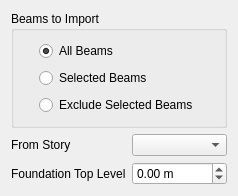
Before: the Qt Designer form safe/punch/Resources/ui/etabs_panel.ui in ebrahimraeyat/OSAFE, drawn with Qt 5.
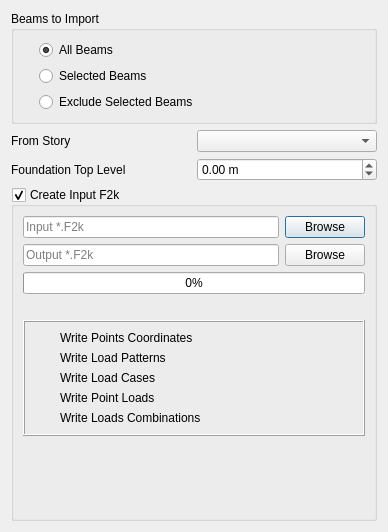
After: the same form once the commit is applied. Icons and pictures are not drawn.

Commit message: create f2k file with importing data from etabs

Patch:
```diff
--- a/safe/punch/Resources/ui/etabs_panel.ui
+++ b/safe/punch/Resources/ui/etabs_panel.ui
@@ -6,21 +6,21 @@
    <rect>
     <x>0</x>
     <y>0</y>
-    <width>238</width>
-    <height>196</height>
+    <width>388</width>
+    <height>532</height>
    </rect>
   </property>
   <property name="windowTitle">
    <string>Import Foundation Geometry</string>
   </property>
-  <layout class="QVBoxLayout" name="verticalLayout">
+  <layout class="QVBoxLayout" name="verticalLayout_3">
    <item>
     <widget class="QGroupBox" name="beams_group">
      <property name="title">
       <string>Beams to Import</string>
      </property>
      <property name="flat">
-      <bool>true</bool>
+      <bool>false</bool>
      </property>
      <layout class="QVBoxLayout" name="verticalLayout_2">
       <property name="leftMargin">
@@ -96,6 +96,263 @@
      </item>
     </layout>
    </item>
+   <item>
+    <widget class="QGroupBox" name="f2k_groupbox">
+     <property name="title">
+      <string>Create Input F2k</string>
+     </property>
+     <property name="flat">
+      <bool>false</bool>
+     </property>
+     <property name="checkable">
+      <bool>true</bool>
+     </property>
+     <layout class="QVBoxLayout" name="verticalLayout">
+      <item>
+       <layout class="QHBoxLayout" name="horizontalLayout">
+        <item>
+         <widget class="QLineEdit" name="filename">
+          <property name="inputMask">
+           <string/>
+          </property>
+          <property name="text">
+           <string/>
+          </property>
+          <property name="placeholderText">
+           <string>Input *.F2k </string>
+          </property>
+         </widget>
+        </item>
+        <item>
+         <widget class="QPushButton" name="browse">
+          <property name="text">
+           <string>Browse</string>
+          </property>
+         </widget>
+        </item>
+       </layout>
+      </item>
+      <item>
+       <layout class="QHBoxLayout" name="horizontalLayout_2">
+        <item>
+         <widget class="QLineEdit" name="output_f2k">
+          <property name="inputMask">
+           <string/>
+          </property>
+          <property name="text">
+           <string/>
+          </property>
+          <property name="placeholderText">
+           <string>Output *.F2k </string>
+          </property>
+         </widget>
+        </item>
+        <item>
+         <widget class="QPushButton" name="browse_output">
+          <property name="text">
+           <string>Browse</string>
+          </property>
+         </widget>
+        </item>
+       </layout>
+      </item>
+      <item>
+       <widget class="QProgressBar" name="progressbar">
+        <property name="value">
+         <number>0</number>
+        </property>
+       </widget>
+      </item>
+      <item>
+       <widget class="QLabel" name="result_label">
+        <property name="text">
+         <string/>
+        </property>
+       </widget>
+      </item>
+      <item>
+       <widget class="QFrame" name="frame_3">
+        <property name="frameShape">
+         <enum>QFrame::Box</enum>
+        </property>
+        <property name="frameShadow">
+         <enum>QFrame::Raised</enum>
+        </property>
+        <layout class="QGridLayout" name="gridLayout_2">
+         <item row="6" column="1">
+          <widget class="QLabel" name="label_15">
+           <property name="text">
+            <string>Write Loads Combinations</string>
+           </property>
+          </widget>
+         </item>
+         <item row="6" column="0">
+          <widget class="QLabel" name="five">
+           <property name="maximumSize">
+            <size>
+             <width>20</width>
+             <height>20</height>
+            </size>
+           </property>
+           <property name="font">
+            <font>
+             <pointsize>8</pointsize>
+            </font>
+           </property>
+           <property name="text">
+            <string/>
+           </property>
+           <property name="pixmap">
+            <pixmap resource="../../py_widget/resource.qrc">:/safe/Resources/icons/cancel.png</pixmap>
+           </property>
+           <property name="scaledContents">
+            <bool>true</bool>
+           </property>
+          </widget>
+         </item>
+         <item row="3" column="0">
+          <widget class="QLabel" name="three">
+           <property name="maximumSize">
+            <size>
+             <width>20</width>
+             <height>20</height>
+            </size>
+           </property>
+           <property name="font">
+            <font>
+             <pointsize>8</pointsize>
+            </font>
+           </property>
+           <property name="text">
+            <string/>
+           </property>
+           <property name="pixmap">
+            <pixmap resource="../../py_widget/resource.qrc">:/safe/Resources/icons/cancel.png</pixmap>
+           </property>
+           <property name="scaledContents">
+            <bool>true</bool>
+           </property>
+          </widget>
+         </item>
+         <item row="4" column="0">
+          <widget class="QLabel" name="four">
+           <property name="maximumSize">
+            <size>
+             <width>20</width>
+             <height>20</height>
+            </size>
+           </property>
+           <property name="font">
+            <font>
+             <pointsize>8</pointsize>
+            </font>
+           </property>
+           <property name="text">
+            <string/>
+           </property>
+           <property name="pixmap">
+            <pixmap resource="../../py_widget/resource.qrc">:/safe/Resources/icons/cancel.png</pixmap>
+           </property>
+           <property name="scaledContents">
+            <bool>true</bool>
+           </property>
+          </widget>
+         </item>
+         <item row="4" column="1">
+          <widget class="QLabel" name="label_13">
+           <property name="text">
+            <string>Write Point Loads</string>
+           </property>
+          </widget>
+         </item>
+         <item row="3" column="1">
+          <widget class="QLabel" name="label_12">
+           <property name="text">
+            <string>Write Load Cases</string>
+           </property>
+          </widget>
+         </item>
+         <item row="2" column="0">
+          <widget class="QLabel" name="two">
+           <property name="maximumSize">
+            <size>
+             <width>20</width>
+             <height>20</height>
+            </size>
+           </property>
+           <property name="font">
+            <font>
+             <pointsize>8</pointsize>
+            </font>
+           </property>
+           <property name="text">
+            <string/>
+           </property>
+           <property name="pixmap">
+            <pixmap resource="../../py_widget/resource.qrc">:/safe/Resources/icons/cancel.png</pixmap>
+           </property>
+           <property name="scaledContents">
+            <bool>true</bool>
+           </property>
+          </widget>
+         </item>
+         <item row="1" column="1">
+          <widget class="QLabel" name="label_14">
+           <property name="text">
+            <string>Write Points Coordinates</string>
+           </property>
+          </widget>
+         </item>
+         <item row="2" column="1">
+          <widget class="QLabel" name="label_11">
+           <property name="text">
+            <string>Write Load Patterns</string>
+           </property>
+          </widget>
+         </item>
+         <item row="1" column="0">
+          <widget class="QLabel" name="one">
+           <property name="maximumSize">
+            <size>
+             <width>20</width>
+             <height>20</height>
+            </size>
+           </property>
+           <property name="font">
+            <font>
+             <pointsize>8</pointsize>
+            </font>
+           </property>
+           <property name="text">
+            <string/>
+           </property>
+           <property name="pixmap">
+            <pixmap resource="../../py_widget/resource.qrc">:/safe/Resources/icons/cancel.png</pixmap>
+           </property>
+           <property name="scaledContents">
+            <bool>true</bool>
+           </property>
+          </widget>
+         </item>
+        </layout>
+       </widget>
+      </item>
+      <item>
+       <spacer name="verticalSpacer">
+        <property name="orientation">
+         <enum>Qt::Vertical</enum>
+        </property>
+        <property name="sizeHint" stdset="0">
+         <size>
+          <width>20</width>
+          <height>1</height>
+         </size>
+        </property>
+       </spacer>
+      </item>
+     </layout>
+    </widget>
+   </item>
   </layout>
  </widget>
  <resources/>
```
Left out of the diff: 6 changed lines with no effect on the pictures. The commit also changes 3 other files.
